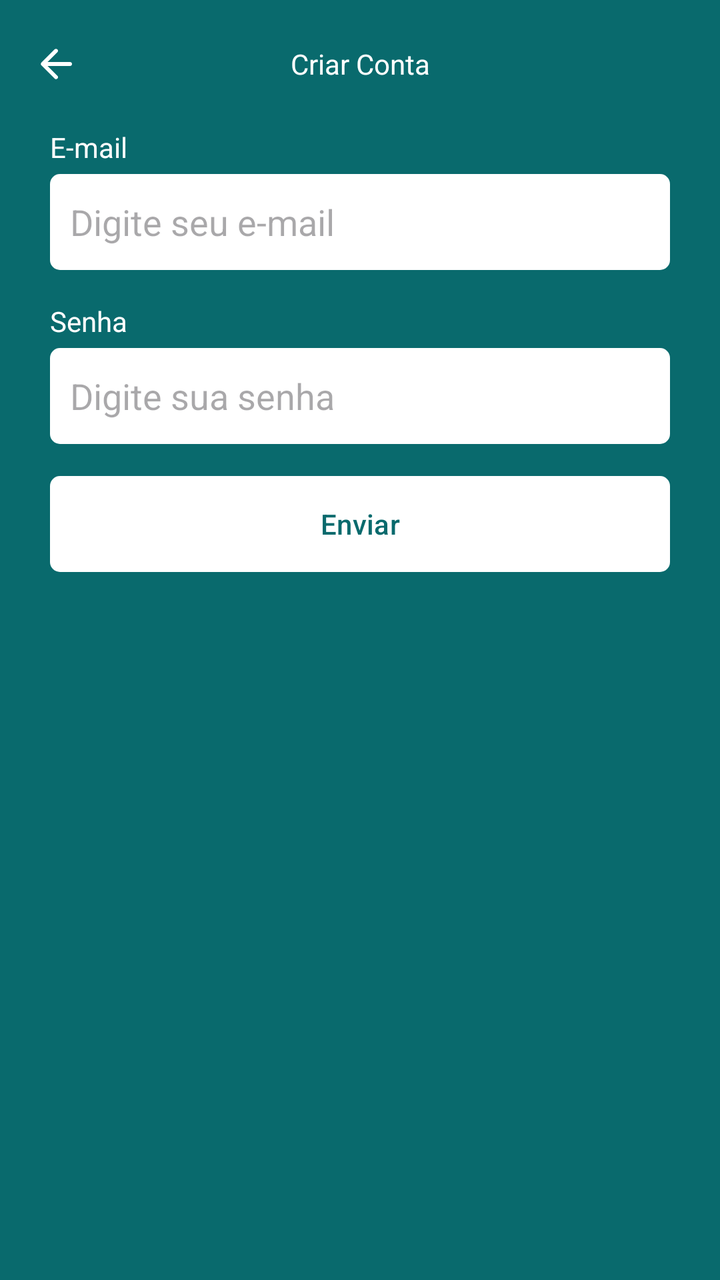
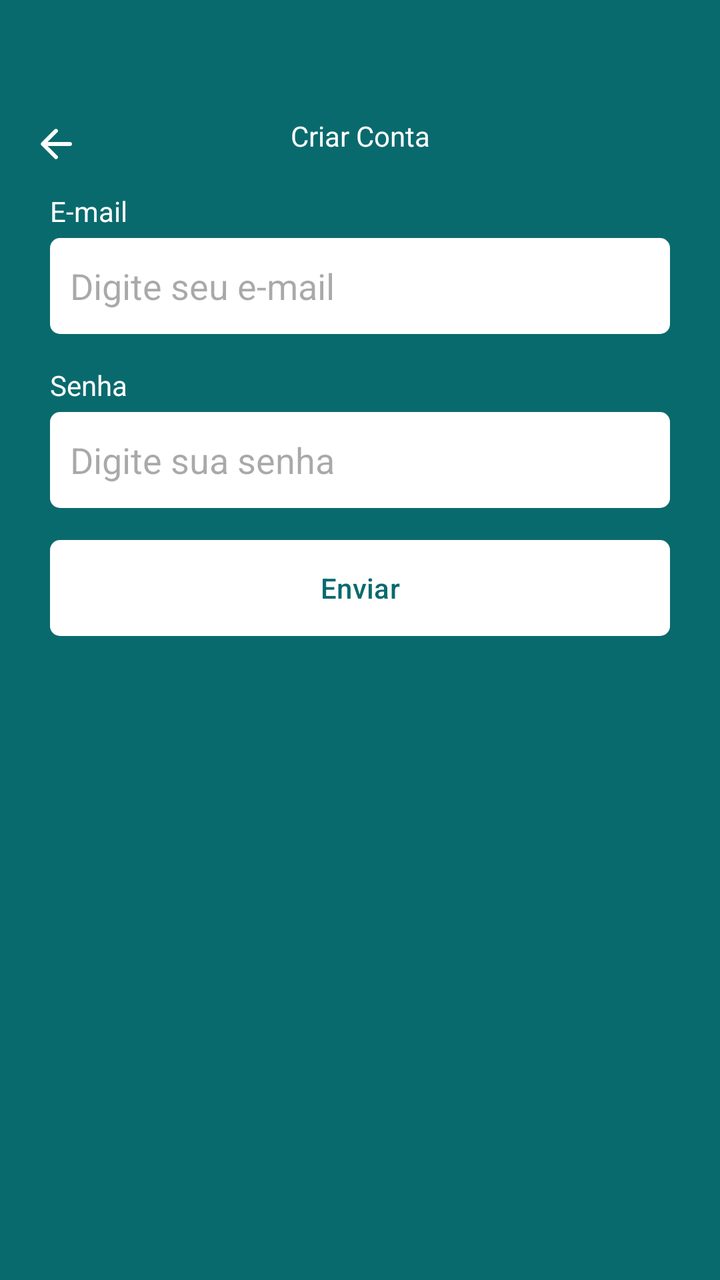

Compare the two renders of this Android layout. The source of the first and the diff that turns it into the second are given below.
<!-- AndroidManifest.xml: application theme Theme.Ativ4 -->
<!-- res/layout/fragment_register.xml -->
<?xml version="1.0" encoding="utf-8"?>
<ScrollView xmlns:android="http://schemas.android.com/apk/res/android"
    xmlns:tools="http://schemas.android.com/tools"
    android:layout_width="match_parent"
    android:layout_height="match_parent"
    xmlns:app="http://schemas.android.com/apk/res-auto"
    tools:context=".ui.auth.RegisterFragment"
    android:fillViewport="true">

    <LinearLayout
        android:id="@+id/linearlayout1"
        android:layout_width="match_parent"
        android:layout_height="wrap_content"
        android:orientation="vertical" >

        <com.google.android.material.appbar.MaterialToolbar
            android:layout_width="match_parent"
            android:layout_height="wrap_content"
            app:navigationIcon="@drawable/ic_back" >

            <TextView
                android:layout_width="wrap_content"
                android:layout_height="wrap_content"
                android:text="Criar Conta"
                android:textColor="@color/white"
                android:layout_gravity="center_horizontal" />


        </com.google.android.material.appbar.MaterialToolbar>

        <LinearLayout
            android:id="@+id/linearlayout2"
            android:layout_height="wrap_content"
            android:layout_width="match_parent"
            android:orientation="vertical"
            android:layout_marginHorizontal="25dp"
            android:gravity="center_vertical" >

            <TextView
                android:layout_width="wrap_content"
                android:layout_height="wrap_content"
                android:text="E-mail"
                android:textColor="@color/white" />

            <EditText
                android:layout_width="match_parent"
                android:layout_height="48dp"
                android:hint="Digite seu e-mail"
                android:inputType="textEmailAddress"
                android:padding="10dp"
                android:layout_marginTop="4dp"
                android:background="@drawable/bg_edit_text" />

            <TextView
                android:layout_width="wrap_content"
                android:layout_height="wrap_content"
                android:text="Senha"
                android:textColor="@color/white"
                android:layout_marginTop="16dp"/>

            <EditText
                android:layout_width="match_parent"
                android:layout_height="48dp"
                android:inputType="textPassword"
                android:hint="Digite sua senha"
                android:padding="10dp"
                android:layout_marginTop="4dp"
                android:background="@drawable/bg_edit_text" />

            <com.google.android.material.button.MaterialButton
                android:layout_width="match_parent"
                android:layout_height="wrap_content"
                android:text="Enviar"
                android:textColor="@color/color_default"
                app:backgroundTint="@null"
                android:layout_marginTop="16dp"
                android:background="@drawable/bg_btn" />

            <ProgressBar
                android:layout_width="wrap_content"
                android:layout_height="wrap_content"
                android:layout_marginTop="8dp"
                android:indeterminateTint="@color/white"
                android:layout_gravity="center"
                android:visibility="invisible"
                tools:visibility="visible" />

        </LinearLayout>

    </LinearLayout>

</ScrollView>
<!-- resources referenced by this layout -->
<resources>
  <color name="color_default">#096A6D</color>
  <color name="white">#FFFFFFFF</color>
  <!-- drawable bg_btn (drawable) -->
  <?xml version="1.0" encoding="utf-8"?>
  <shape xmlns:android="http://schemas.android.com/apk/res/android">
  
      <solid android:color="@color/white" />
      <corners android:radius="5dp" />
  
  </shape>
  <!-- drawable bg_edit_text (drawable) -->
  <?xml version="1.0" encoding="utf-8"?>
  <shape xmlns:android="http://schemas.android.com/apk/res/android">
  
      <solid android:color="@color/white" />
      <corners android:radius="5dp" />
  
  </shape>
  <!-- drawable ic_back (drawable) -->
  <vector xmlns:android="http://schemas.android.com/apk/res/android"
      android:width="24dp"
      android:height="24dp"
      android:viewportWidth="960"
      android:viewportHeight="960">
    <path
        android:pathData="m313,520 l196,196q12,12 11.5,28T508,772q-12,11 -28,11.5T452,772L188,508q-6,-6 -8.5,-13t-2.5,-15q0,-8 2.5,-15t8.5,-13l264,-264q11,-11 27.5,-11t28.5,11q12,12 12,28.5T508,245L313,440h447q17,0 28.5,11.5T800,480q0,17 -11.5,28.5T760,520L313,520Z"
        android:fillColor="@color/white"/>
  </vector>
  <style name="Theme.Ativ4" parent="Base.Theme.Ativ4" />
  <style name="Base.Theme.Ativ4" parent="Theme.Material3.DayNight.NoActionBar">
          
          
          <item name="colorPrimary">@color/color_default</item>
          <item name="colorPrimaryVariant">@color/color_default</item>
          <item name="android:windowBackground">@color/color_default</item>
      </style>
</resources>

<!-- the commit's change to res/layout/fragment_register.xml (unified diff, before → after) -->
@@ -14,9 +14,11 @@
         android:orientation="vertical" >
 
         <com.google.android.material.appbar.MaterialToolbar
+            android:id="@+id/toolbar"
             android:layout_width="match_parent"
             android:layout_height="wrap_content"
-            app:navigationIcon="@drawable/ic_back" >
+            app:navigationIcon="@drawable/ic_back"
+            android:paddingTop="40dp">
 
             <TextView
                 android:layout_width="wrap_content"
<!-- resource entries referenced after the edit -->
@@ -4,7 +4,10 @@
   <color name="white">#FFFFFFFF</color>
   <!-- drawable bg_btn (drawable) -->
   <?xml version="1.0" encoding="utf-8"?>
-  <shape xmlns:android="http://schemas.android.com/apk/res/android">
+  <shape
+      android:shape="rectangle"
+      xmlns:android="http://schemas.android.com/apk/res/android"
+  >
   
       <solid android:color="@color/white" />
       <corners android:radius="5dp" />
